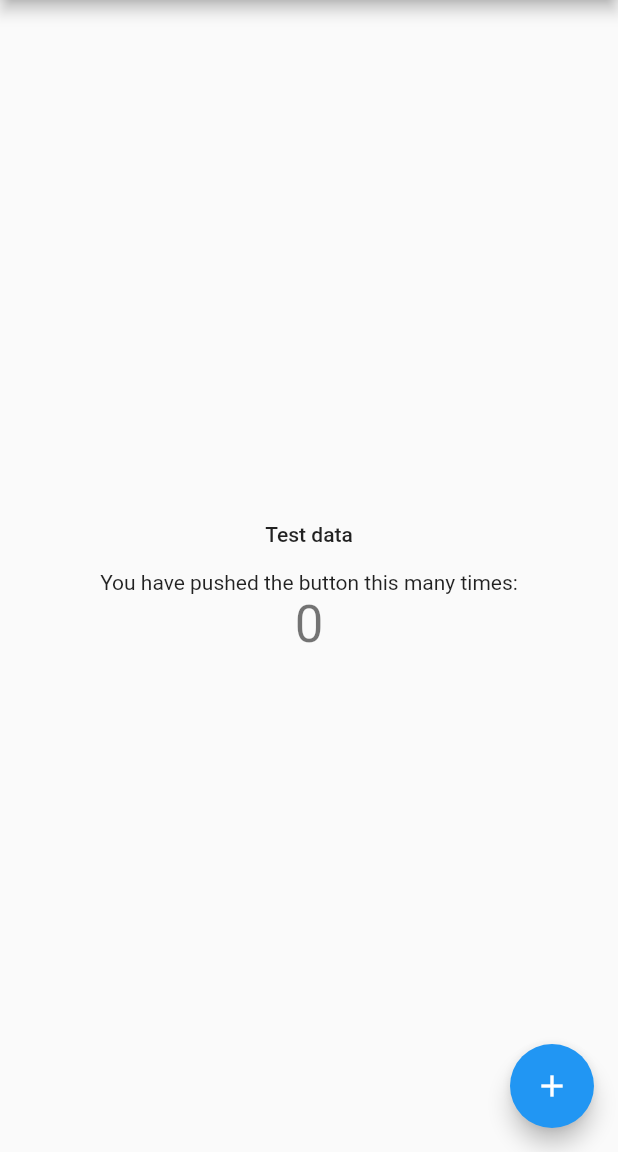
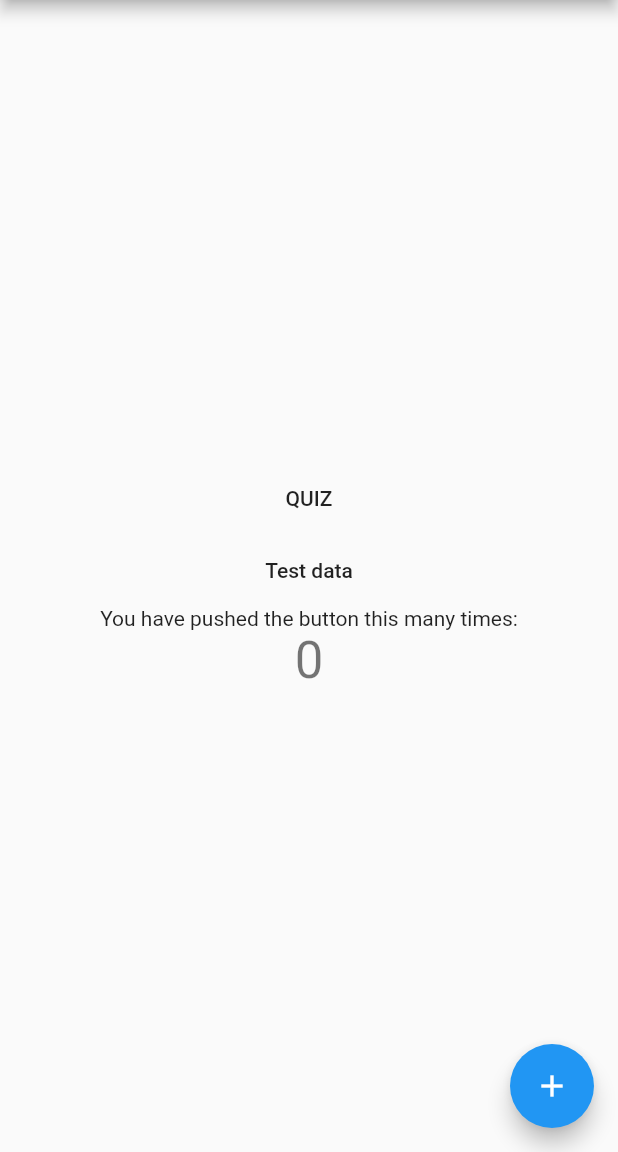
Before and after one commit to hack19-dashquest-team/dashquest, a Flutter app: the screen it shows after launch, on a phone screen of 412 x 824 dp, the part 84-1236 px from its top. Run offline on Flutter 3.47's test engine with Material 2 defaults, Android fonts, the phone set to English and light mode, and no system bars; our stand-ins replace sembast; missing offline and left inert: dime, fimber, flutter_fimber; generated files the repository leaves out were written again.

Commit message:
fixes after merges

```diff
--- a/dash_quest/lib/main.dart
+++ b/dash_quest/lib/main.dart
@@ -5,8 +5,8 @@ import 'package:fimber/fimber.dart';
 import 'package:flutter/material.dart';
 import 'package:flutter_fimber/flutter_fimber.dart';
 import 'package:path_provider/path_provider.dart';
+
 import 'ui/Quiz.dart';
-import 'ui/learn.dart';
 
 void main() async {
   Fimber.plantTree(FimberTree());
@@ -105,6 +105,15 @@ class _MyHomePageState extends State<MyHomePage> {
           mainAxisAlignment: MainAxisAlignment.center,
           children: <Widget>[
             FlatButton(
+              child: Text("QUIZ"),
+              onPressed: () {
+                Navigator.push(
+                  context,
+                  MaterialPageRoute(builder: (context) => Quiz()),
+                );
+              },
+            ),
+            FlatButton(
               child: Text("Test data"),
               onPressed: () {
                 Navigator.of(context)
```
Also changed, not shown: dash_quest/lib/ui/learn.dart (+9 -4 lines).
